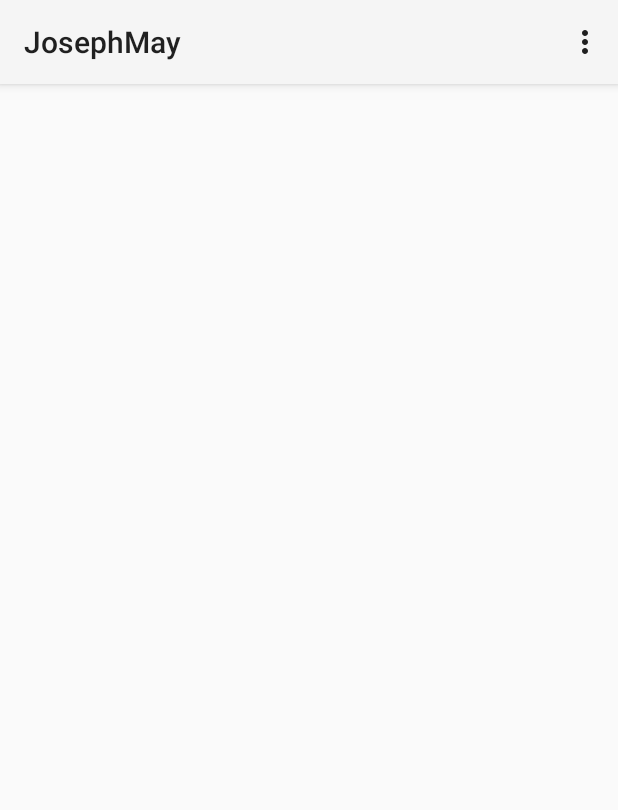
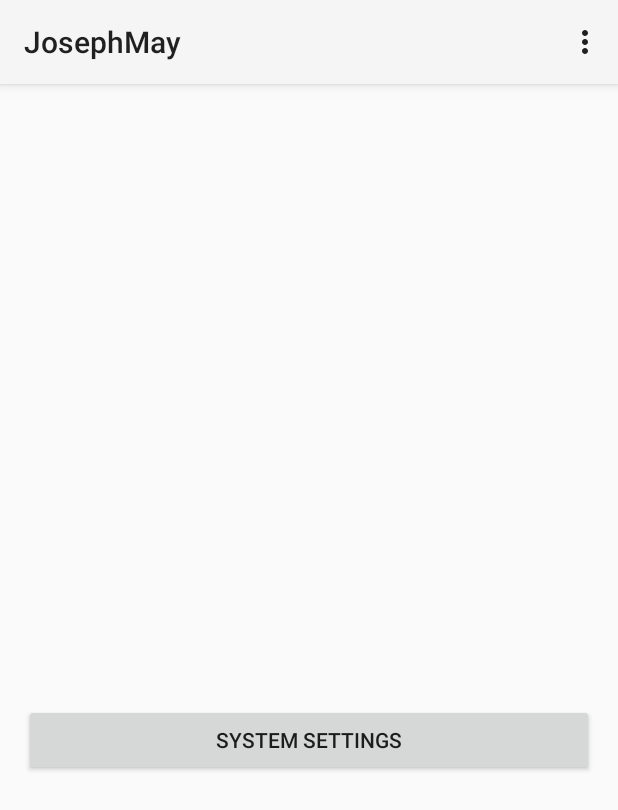
Before and after one commit to jmay24/InternetOfThingsProject, an Android app: the screen it shows after launch once a user with an empty profile is signed in (MainActivity), on a phone screen of 412 x 824 dp. Shown: the top 810 px of the screen. Run offline under Robolectric (Android 15) with nearby library versions, the light colour scheme and no system bars; our stand-ins replace Firebase (no records; nobody signed in at launch, a user with empty details on screens opened directly); libraries missing offline, so code that uses them is left out: com.firebase.ui; 2 statements that could not run were skipped.

Commit message:
Fixed logout from menu bar upaded xml for layouts added system info to manifest

```diff
--- a/app/src/main/AndroidManifest.xml
+++ b/app/src/main/AndroidManifest.xml
@@ -35,6 +35,8 @@
         </activity>
         <activity android:name=".SignUpActivity">
         </activity>
+        <activity android:name=".System_Info">
+        </activity>
             <!-- [START firebase_service] -->
             <service
                 android:name=".MyFirebaseMessagingService">
--- a/app/src/main/java/com/m/j/project/josephmay/MainActivity.java
+++ b/app/src/main/java/com/m/j/project/josephmay/MainActivity.java
@@ -35,6 +35,7 @@ public class MainActivity extends AppCompatActivity {
     private FirebaseUser mFirebaseUser;
     private DatabaseReference mDatabase;
     private String mUserId;
+    protected Button systemInfo;
     @Override
     protected void onCreate(Bundle savedInstanceState) {
         super.onCreate(savedInstanceState);
@@ -50,6 +51,15 @@ public class MainActivity extends AppCompatActivity {
             loadLogInView();
         } else {
             mUserId = mFirebaseUser.getUid();
+
+            systemInfo = (Button) findViewById(R.id.infoButton);
+            systemInfo.setOnClickListener(new View.OnClickListener() {
+                @Override
+                public void onClick(View v) {
+                    Intent intent = new Intent(MainActivity.this, System_Info.class);
+                    startActivity(intent);
+                }
+            });
 
             // Set up ListView
             final ListView listView = (ListView) findViewById(R.id.listview);
@@ -153,7 +163,9 @@ public class MainActivity extends AppCompatActivity {
 
         //noinspection SimplifiableIfStatement
         if (id == R.id.action_logout) {
-            return true;
+            FirebaseAuth.getInstance().signOut();
+            Intent intent = new Intent(this, LogInActivity.class);
+            startActivity(intent);
         }
 
         return super.onOptionsItemSelected(item);
--- a/app/src/main/res/layout/activity_main.xml
+++ b/app/src/main/res/layout/activity_main.xml
@@ -2,7 +2,7 @@
 <RelativeLayout xmlns:android="http://schemas.android.com/apk/res/android"
     xmlns:tools="http://schemas.android.com/tools"
     android:id="@+id/activity_main"
-    android:layout_width="match_parent"
+    android:layout_width="wrap_content"
     android:layout_height="match_parent"
     android:paddingBottom="@dimen/activity_vertical_margin"
     android:paddingLeft="@dimen/activity_horizontal_margin"
@@ -10,13 +10,41 @@
     android:paddingTop="@dimen/activity_vertical_margin"
     tools:context=".MainActivity">
 
-    <ListView
+    <LinearLayout
+        android:orientation="vertical"
         android:layout_width="match_parent"
-        android:layout_height="match_parent"
-        android:id="@+id/listview"
-        android:addStatesFromChildren="false"
+        android:layout_height="wrap_content">
+
+        <Button
+            android:text="System Settings"
+            android:layout_width="match_parent"
+            android:layout_height="wrap_content"
+            android:id="@+id/infoButton"
+            android:layout_gravity="right|fill_vertical"
+            android:layout_below="@+id/linearLayout2"
+            android:layout_centerHorizontal="true"
+            android:layout_marginTop="397dp" />
+    </LinearLayout>
+
+    <LinearLayout
+        android:layout_width="match_parent"
+        android:layout_height="wrap_content"
+        android:orientation="vertical"
+        android:baselineAligned="false"
         android:layout_alignParentTop="true"
         android:layout_alignParentLeft="true"
-        android:layout_alignParentStart="true" />
+        android:layout_alignParentStart="true">
+
+        <ListView
+            android:layout_width="match_parent"
+            android:layout_height="wrap_content"
+            android:id="@+id/listview"
+            android:addStatesFromChildren="false"
+            android:layout_alignParentTop="true"
+            android:layout_alignParentLeft="true"
+            android:layout_alignParentStart="true"
+            android:clipChildren="false" />
+
+    </LinearLayout>
 
 </RelativeLayout>
```
